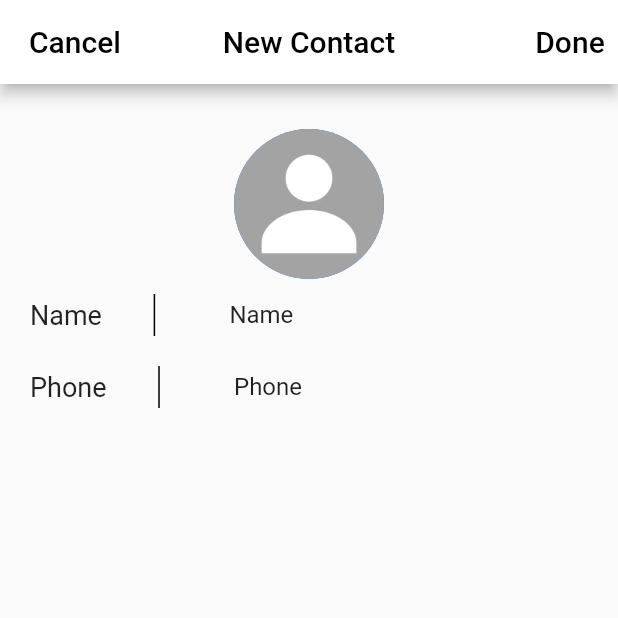
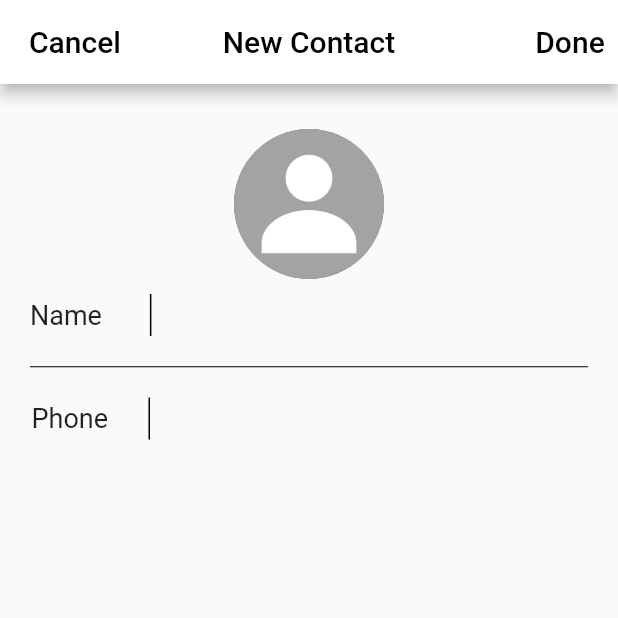
Before and after one commit to m0inur/Contacts-Flutter, a Flutter app: the NewContact screen opened by its route, on a phone screen of 412 x 824 dp, the top half of it. Run offline on Flutter 3.47's test engine with Material 2 defaults, Android fonts, the phone set to English and light mode, and no system bars.

Commit message:
Finished default contact page name and phone number input field and set input data into the contacts list

```diff
--- a/lib/main.dart
+++ b/lib/main.dart
@@ -1,3 +1,4 @@
+import 'package:apps/custom_form.dart';
 import 'package:apps/pages/contacts.dart';
 import 'package:apps/pages/details.dart';
 import 'package:apps/pages/edit.dart';
@@ -31,7 +32,7 @@ class MyApp extends StatelessWidget {
   @override
   Widget build(BuildContext context) {
     return MaterialApp(
-      initialRoute: "/new_contact",
+      initialRoute: "/",
       routes: {
         "/": (context) => Contacts(),
         "/edit": (context) => Edit(),
--- a/lib/pages/new_contact.dart
+++ b/lib/pages/new_contact.dart
@@ -7,6 +7,19 @@ class NewContact extends StatefulWidget {
 }
 
 class _NewContactState extends State<NewContact> {
+  // Create a text controller and use it to retrieve the current value
+  // of the TextField.
+  final nameController = TextEditingController();
+  final phoneController = TextEditingController();
+
+  @override
+  void dispose() {
+    // Clean up the controller when the widget is disposed.
+    nameController.dispose();
+    phoneController.dispose();
+    super.dispose();
+  }
+
   AppBar newContactAppBar() {
     return AppBar(
       backgroundColor: Colors.white,
@@ -31,7 +44,7 @@ class _NewContactState extends State<NewContact> {
       actions: [
         TextButton(
           onPressed: () {
-            Navigator.of(context).pop();
+            saveData();
           },
           child: Text(
             "Done",
@@ -42,47 +55,26 @@ class _NewContactState extends State<NewContact> {
     );
   }
 
+  void saveData() {
+    // If data is empty
+    if(nameController.text == "" && phoneController.text == "") {
+      print("Dont push the data");
+      Navigator.pop(context);
+    } else {
+      print("Push the data");
+      // Save the data
+      Navigator.pop(context, {
+        "name": nameController.text,
+        "phone": phoneController.text,
+      });
+
+      // print("Save name ${nameController.text} and number ${phoneController.text}");
+    }
+  }
+
   @override
   Widget build(BuildContext context) {
-    Widget inputField (text) {
-      return             IntrinsicHeight(
-        child: Row(children: [
-          SizedBox(width: 20),
 
-          Text(
-            "$text",
-            style: TextStyle(fontSize: 18),
-          ),
-
-          SizedBox(width: 30),
-
-          VerticalDivider(
-            thickness: 1,
-            width: 10,
-            color: Colors.black,
-
-            indent: 10,
-            endIndent: 10,
-          ),
-
-          SizedBox(width: 30),
-
-          Expanded(
-            child: TextFormField(
-              initialValue: '$text',
-
-              decoration: new InputDecoration(
-                  border: InputBorder.none,
-                  enabledBorder: InputBorder.none,
-                  disabledBorder: InputBorder.none,
-                  contentPadding:
-                  EdgeInsets.only(left: 15, bottom: 11, top: 11, right: 15),
-              ),
-            ),
-          )
-        ]),
-      );
-    }
     return Scaffold(
         appBar: newContactAppBar(),
         body: Container(
@@ -95,9 +87,89 @@ class _NewContactState extends State<NewContact> {
                 radius: 50,
               )),
 
-              inputField("Name"),
-              inputField("Phone"),
+              // Name field
+              IntrinsicHeight(
+                child: Row(children: [
+                  SizedBox(width: 20),
 
+                  Text(
+                    "Name",
+                    style: TextStyle(fontSize: 18),
+                  ),
+
+                  SizedBox(width: 30),
+
+                  VerticalDivider(
+                    thickness: 1,
+                    width: 5,
+                    color: Colors.black,
+
+                    indent: 10,
+                    endIndent: 10,
+                  ),
+
+                  Expanded(
+                    child: TextFormField(
+                      controller: nameController,
+
+                      decoration: new InputDecoration(
+                        border: InputBorder.none,
+                        enabledBorder: InputBorder.none,
+                        disabledBorder: InputBorder.none,
+                        contentPadding:
+                        EdgeInsets.only(left: 15, bottom: 11, top: 11, right: 15),
+                      ),
+
+                      keyboardType: TextInputType.name,
+                    ),
+                  )
+                ]),
+              ),
+
+              Padding(
+                padding: const EdgeInsets.fromLTRB(20, 10, 20, 10),
+                child: Divider(
+                  height: 1,
+                  color: Colors.black,
+                ),
+              ),
+
+              IntrinsicHeight(
+                child: Row(children: [
+                  SizedBox(width: 21),
+
+                  Text(
+                    "Phone",
+                    style: TextStyle(fontSize: 18),
+                  ),
+
+                  SizedBox(width: 25),
+
+                  VerticalDivider(
+                    thickness: 1,
+                    width: 5,
+                    color: Colors.black,
+
+                    indent: 10,
+                    endIndent: 10,
+                  ),
+
+                  Expanded(
+                    child: TextFormField(
+                      controller: phoneController,
+                      decoration: new InputDecoration(
+                        border: InputBorder.none,
+                        enabledBorder: InputBorder.none,
+                        disabledBorder: InputBorder.none,
+                        contentPadding:
+                        EdgeInsets.only(left: 15, bottom: 11, top: 11, right: 15),
+                      ),
+
+                      keyboardType: TextInputType.number,
+                    ),
+                  )
+                ]),
+              ),
             ],
           ),
         ));
```
Also changed, not shown: lib/custom_form.dart (added, +54 -0 lines), lib/pages/contacts.dart (+8 -2 lines).
